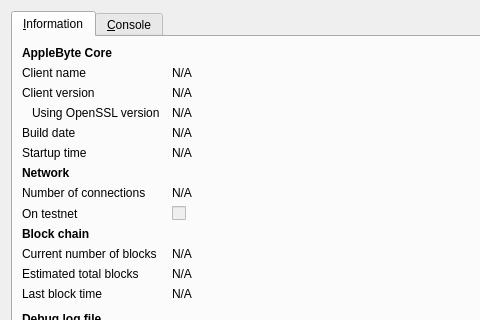
The window that src/qt/forms/rpcconsole.ui (AppleByteMe/AppleByte) describes before a commit, drawn with Qt 5; both pictures show x 0 to 480 and y 0 to 320 of the 740 by 450 pixel window.
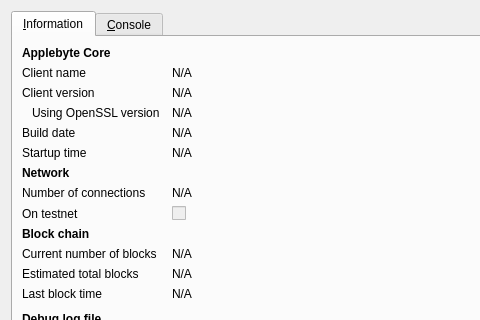
The same window after the commit. Icons and pictures are not drawn.

```diff
--- a/src/qt/forms/rpcconsole.ui
+++ b/src/qt/forms/rpcconsole.ui
@@ -36,7 +36,7 @@
           </font>
          </property>
          <property name="text">
-          <string>AppleByte Core</string>
+          <string>Applebyte Core</string>
          </property>
         </widget>
        </item>
```
Left out of the diff: 6 changed lines with no effect on the pictures.
